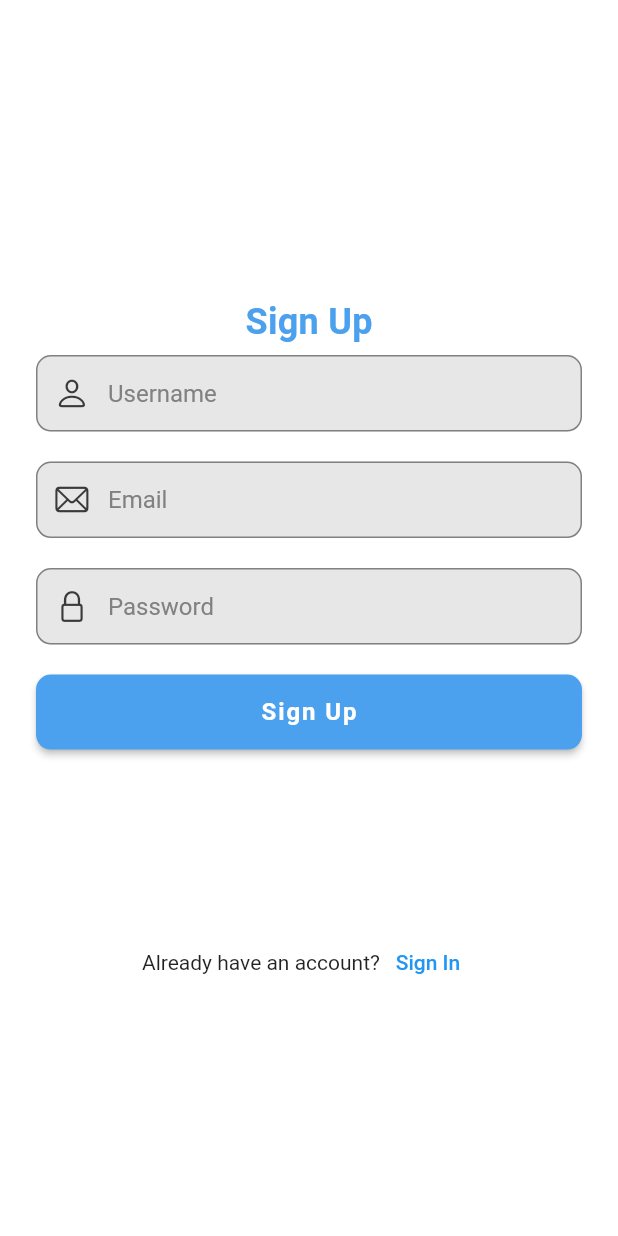
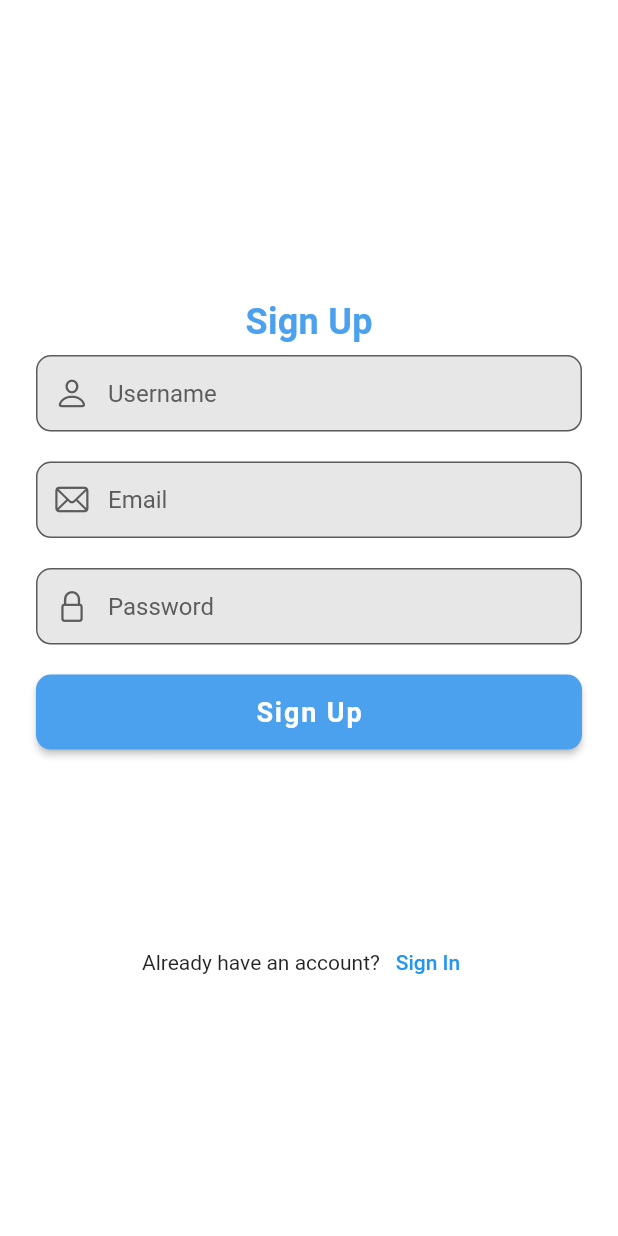
Before and after one commit to PRY20231052/safe_ride_app, a Flutter app: the SignUpScreen screen opened directly, on a phone screen of 412 x 824 dp. Run offline on Flutter 3.47's test engine with Material 2 defaults, Android fonts, the phone set to English and light mode, and no system bars; our stand-ins replace flutter_dotenv, fluttertoast, geolocator, google_maps_flutter; missing offline and left inert: flutter_google_maps_webservices, google_maps_utils; Roboto replaces fonts that are missing (Poppins); statements that could not run were skipped.

Commit message:
aesthetic changes

```diff
--- a/lib/my_widgets/navigation_overlay.dart
+++ b/lib/my_widgets/navigation_overlay.dart
@@ -3,9 +3,7 @@
 import 'dart:developer';
 
 import 'package:flutter/material.dart';
-import 'package:google_maps_flutter/google_maps_flutter.dart';
 import 'package:provider/provider.dart';
-import 'package:safe_ride_app/models/route_model.dart';
 import 'package:safe_ride_app/providers/navigation_provider.dart';
 import '../styles.dart';
 
@@ -60,7 +58,7 @@ class NavigationOverlay extends StatelessWidget {
                 ),
                 child: Center(
                   child: Text(
-                    watchNavigationProv.route!.pathEdges[watchNavigationProv.pathCurrentIndex].attributes['name'] ?? 'Calle Desconocida',
+                    watchNavigationProv.route!.paths[0].edges[watchNavigationProv.pathCurrentIndex].attributes['name'] ?? 'Calle Desconocida',
                     style: TextStyle(
                       fontFamily: MyTextStyles.fontName,
                       fontWeight: FontWeight.w500,
@@ -111,7 +109,7 @@ class NavigationOverlay extends StatelessWidget {
                     flex: 7,
                     child: Container(
                       child: Text(
-                        watchNavigationProv.route!.pathEdges[watchNavigationProv.pathCurrentIndex+1].attributes['name'] ?? 'Calle Desconocida',
+                        watchNavigationProv.route!.paths[0].edges[watchNavigationProv.pathCurrentIndex+1].attributes['name'] ?? 'Calle Desconocida',
                         style: TextStyle(
                           fontFamily: MyTextStyles.fontName,
                           fontWeight: FontWeight.w600,
--- a/lib/screens/log_in_screen.dart
+++ b/lib/screens/log_in_screen.dart
@@ -62,7 +62,7 @@ class _LogInScreenState extends State<LogInScreen> {
                           width: double.infinity,
                           child: ElevatedButton(
                             style: MyButtonStyles.primary,
-                            child: Text('Login', style: MyTextStyles.primaryButton,),
+                            child: Text('Login', style: MyTextStyles.button1,),
                             onPressed: () {
                               Navigator.push(context, CupertinoPageRoute(builder: (context) => MapScreen()));
                             },
--- a/lib/screens/sing_up_screen.dart
+++ b/lib/screens/sing_up_screen.dart
@@ -72,7 +72,7 @@ class _SignUpScreenState extends State<SignUpScreen> {
                           width: double.infinity,
                           child: ElevatedButton(
                             style: MyButtonStyles.primary,
-                            child: Text('Sign Up', style: MyTextStyles.primaryButton,),
+                            child: Text('Sign Up', style: MyTextStyles.button1,),
                             onPressed: () {
 
                             },
--- a/lib/styles.dart
+++ b/lib/styles.dart
@@ -1,25 +1,25 @@
 // ignore_for_file: prefer_const_constructors
 
-import 'package:flutter/cupertino.dart';
 import 'package:flutter/material.dart';
 
 class MyColors {
-  static const Color mainBlue = Color(0xff4BA1EE);
-  static const Color secondary = Color(0xff1d1d1b);
+  static const Color mainBlue = Color.fromARGB(255, 75, 161, 238);
+  static const Color secondary = Color.fromARGB(255, 29, 29, 27);
 
-  static const Color mildBlue = Color(0xff4080CB);
-  static const Color coldBlue = Color(0xff3268A8);
-  static const Color red = Color(0xffE55959);
-  static const Color yellow = Color(0xffF2CE50);
-  static const Color turquoise = Color(0xff48CBAB);
-  static const Color purple = Color(0xffB382D1);
+  static const Color paleBlue = Color.fromARGB(255, 132, 167, 207);
+  static const Color mildBlue = Color.fromARGB(255, 64, 128, 203);
+  static const Color coldBlue = Color.fromARGB(255, 32, 95, 172);
+  static const Color red = Color.fromARGB(255, 229, 89, 89);
+  static const Color yellow = Color.fromARGB(255, 242, 206, 80);
+  static const Color turquoise = Color.fromARGB(255, 72, 203, 171);
+  static const Color darkTurquoise = Color.fromARGB(255, 0, 194, 145);
+  static const Color purple = Color.fromARGB(255, 179, 130, 209);
 
-  static const Color black = Color(0xff000000);
-  static const Color darkGrey = Color(0xFF3A3A3A);
-  static const Color grey = Color(0xFF818181);
-  static const Color lightGrey = Color(0xFFE7E7E7);
-  static const Color lightestGrey = Color(0xFFF8F8F8);
-  static const Color white = Color(0xffffffff);
+  static const Color black = Color.fromARGB(255, 0, 0, 0);
+  static const Color grey = Color.fromARGB(255, 92, 92, 92);
+  static const Color lightGrey = Color.fromARGB(255, 231, 231, 231);
+  static const Color lightestGrey = Color.fromARGB(255, 248, 248, 248);
+  static const Color white = Color.fromARGB(255, 255, 255, 255);
 }
 
 class MyButtonStyles {
@@ -60,45 +60,45 @@ class MyTextStyles {
   static const TextStyle h1 = TextStyle(
     fontFamily: fontName,
     fontWeight: FontWeight.w600,
-    fontSize: 24,
+    fontSize: 23,
     color: MyColors.black,
   );
   static const TextStyle h2 = TextStyle(
     fontFamily: fontName,
-    fontWeight: FontWeight.w400,
+    fontWeight: FontWeight.w500,
     fontSize: 20,
     color: MyColors.black,
   );
   static const TextStyle h3 = TextStyle(
     fontFamily: fontName,
-    fontWeight: FontWeight.w300,
-    fontSize: 18,
+    fontWeight: FontWeight.w400,
+    fontSize: 17,
     color: MyColors.black,
   );
   static const TextStyle h4 = TextStyle(
     fontFamily: fontName,
     fontWeight: FontWeight.w300,
-    fontSize: 16,
+    fontSize: 15,
     color: MyColors.black,
   );
   static const TextStyle body = TextStyle(
     fontFamily: fontName,
     fontWeight: FontWeight.w200,
-    fontSize: 14,
+    fontSize: 13,
     color: MyColors.grey,
   );
 
-  static const TextStyle primaryButton = TextStyle(
+  static const TextStyle button1 = TextStyle(
     fontFamily: fontName,
     fontWeight: FontWeight.w700,
-    fontSize: 16,
+    fontSize: 18,
     letterSpacing: 1.25,
     color: MyColors.white,
   );
 
   static const TextStyle button2 = TextStyle(
     fontFamily: fontName,
-    fontWeight: FontWeight.w500,
+    fontWeight: FontWeight.w600,
     fontSize: 14,
     letterSpacing: 1.25,
     color: MyColors.white,
@@ -145,7 +145,7 @@ class Templates {
         border: basicIB,
         hintText: text,
         hintStyle: MyTextStyles.hintTextStyle,
-        prefixIcon: Icon(icon, color: MyColors.darkGrey),
+        prefixIcon: Icon(icon, color: MyColors.grey),
       );
 
   static TextField textField(
```
Also changed, not shown: lib/models/direction_model.dart (added, +32 -0 lines), lib/models/edge_model.dart (+7 -7 lines), lib/models/location_model.dart (+9 -14 lines), lib/models/path_model.dart (added, +49 -0 lines), lib/models/route_model.dart (+11 -36 lines), lib/providers/map_provider.dart (+17 -15 lines), lib/providers/navigation_provider.dart (+10 -8 lines), lib/screens/map_screen.dart (+106 -72 lines), lib/services/safe_ride_api.dart (+10 -31 lines), 1 other file.
